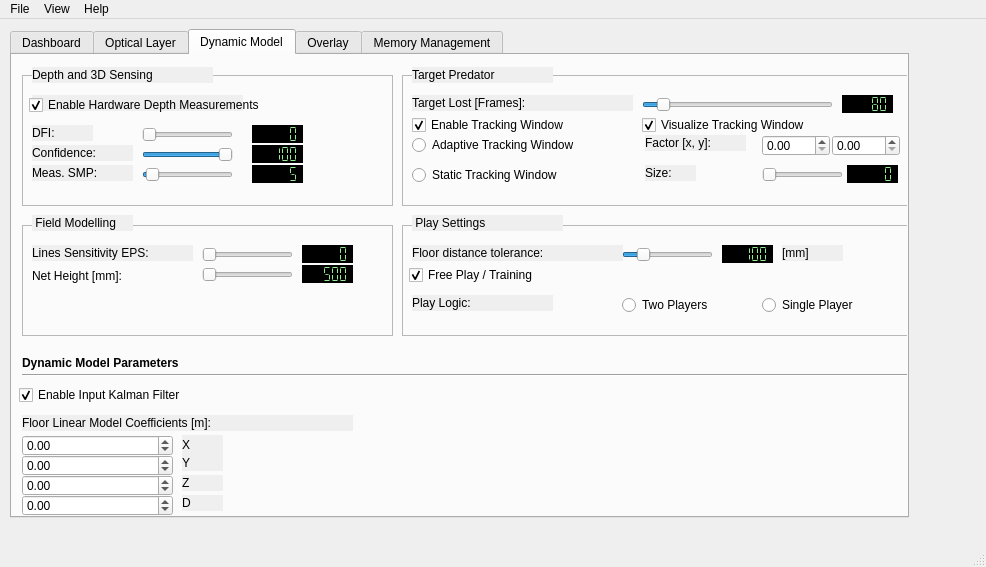
First picture: the form in TrackerRT_UI/mainwindow.ui, repository hvictor/Release, before the edit.
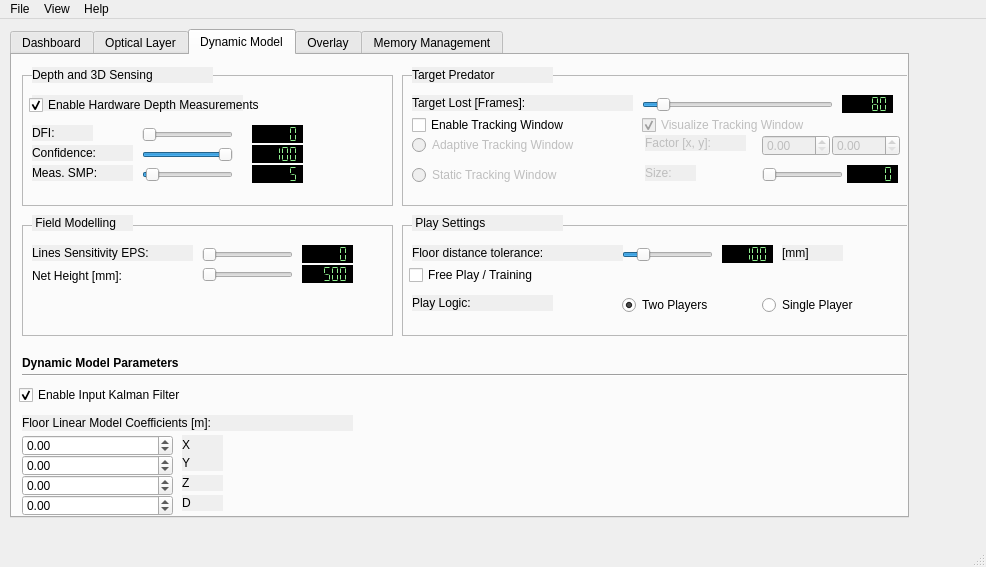
Second picture: the form after the edit. Custom widgets are drawn as their Qt base class.

Patch:
```diff
--- a/TrackerRT_UI/mainwindow.ui
+++ b/TrackerRT_UI/mainwindow.ui
@@ -2610,7 +2610,7 @@
            <string>Enable Tracking Window</string>
           </property>
           <property name="checked">
-           <bool>true</bool>
+           <bool>false</bool>
           </property>
          </widget>
          <widget class="QSlider" name="slider_tgtPred_TrackingWndSize">
@@ -2652,6 +2652,9 @@
           </property>
          </widget>
          <widget class="QLabel" name="label_tgtPred_TrackingWndSize">
+          <property name="enabled">
+           <bool>false</bool>
+          </property>
           <property name="geometry">
            <rect>
             <x>243</x>
@@ -2669,7 +2672,7 @@
          </widget>
          <widget class="QCheckBox" name="checkBox_tgtPred_VisualizeWnd">
           <property name="enabled">
-           <bool>true</bool>
+           <bool>false</bool>
           </property>
           <property name="geometry">
            <rect>
@@ -2687,6 +2690,9 @@
           </property>
          </widget>
          <widget class="QRadioButton" name="radioButton_tgtPred_AdaptiveTWND">
+          <property name="enabled">
+           <bool>false</bool>
+          </property>
           <property name="geometry">
            <rect>
             <x>10</x>
@@ -2703,6 +2709,9 @@
           </attribute>
          </widget>
          <widget class="QRadioButton" name="radioButton_tgtPred_StaticTWND">
+          <property name="enabled">
+           <bool>false</bool>
+          </property>
           <property name="geometry">
            <rect>
             <x>10</x>
@@ -2719,6 +2728,9 @@
           </attribute>
          </widget>
          <widget class="QLabel" name="label_tgtPred_TrackingWndFactor">
+          <property name="enabled">
+           <bool>false</bool>
+          </property>
           <property name="geometry">
            <rect>
             <x>243</x>
@@ -2735,6 +2747,9 @@
           </property>
          </widget>
          <widget class="QDoubleSpinBox" name="doubleSpinBox_AdaptiveTrackingWndX">
+          <property name="enabled">
+           <bool>false</bool>
+          </property>
           <property name="geometry">
            <rect>
             <x>360</x>
@@ -2745,6 +2760,9 @@
           </property>
          </widget>
          <widget class="QDoubleSpinBox" name="doubleSpinBox_AdaptiveTrackingWndY">
+          <property name="enabled">
+           <bool>false</bool>
+          </property>
           <property name="geometry">
            <rect>
             <x>430</x>
@@ -2865,7 +2883,7 @@
            <string>Free Play / Training</string>
           </property>
           <property name="checked">
-           <bool>true</bool>
+           <bool>false</bool>
           </property>
          </widget>
          <widget class="QLCDNumber" name="lcdFloorDistTol">
@@ -2972,6 +2990,9 @@
           <property name="text">
            <string>Two Players</string>
           </property>
+          <property name="checked">
+           <bool>true</bool>
+          </property>
           <attribute name="buttonGroup">
            <string notr="true">buttonGroup_4</string>
           </attribute>
```
Left out of the diff: 14 changed lines with no effect on the pictures.
